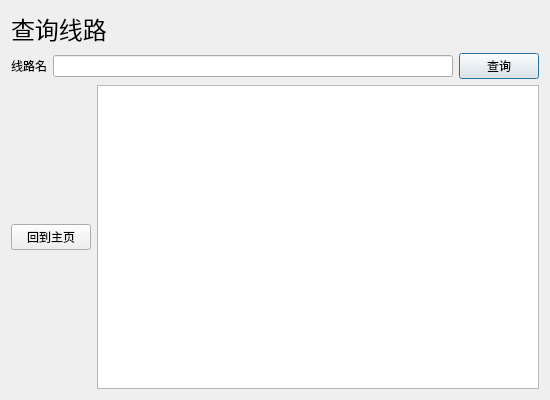
First picture: the form in UI/searchbyline.ui, repository New-bottle/train-ticket-system, before the edit.
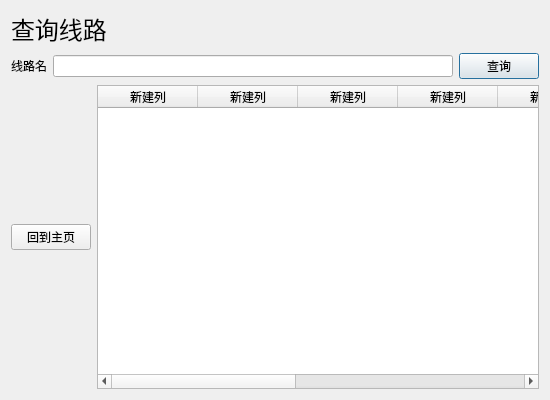
Second picture: the form after the edit.

What changed in the file:
```diff
--- a/UI/searchbyline.ui
+++ b/UI/searchbyline.ui
@@ -58,7 +58,53 @@
       </widget>
      </item>
      <item>
-      <widget class="QTableWidget" name="tableWidget"/>
+      <widget class="QTableWidget" name="tableWidget">
+       <column>
+        <property name="text">
+         <string>新建列</string>
+        </property>
+       </column>
+       <column>
+        <property name="text">
+         <string>新建列</string>
+        </property>
+       </column>
+       <column>
+        <property name="text">
+         <string>新建列</string>
+        </property>
+       </column>
+       <column>
+        <property name="text">
+         <string>新建列</string>
+        </property>
+       </column>
+       <column>
+        <property name="text">
+         <string>新建列</string>
+        </property>
+       </column>
+       <column>
+        <property name="text">
+         <string>新建列</string>
+        </property>
+       </column>
+       <column>
+        <property name="text">
+         <string>新建列</string>
+        </property>
+       </column>
+       <column>
+        <property name="text">
+         <string>新建列</string>
+        </property>
+       </column>
+       <column>
+        <property name="text">
+         <string>新建列</string>
+        </property>
+       </column>
+      </widget>
      </item>
     </layout>
    </item>
```
